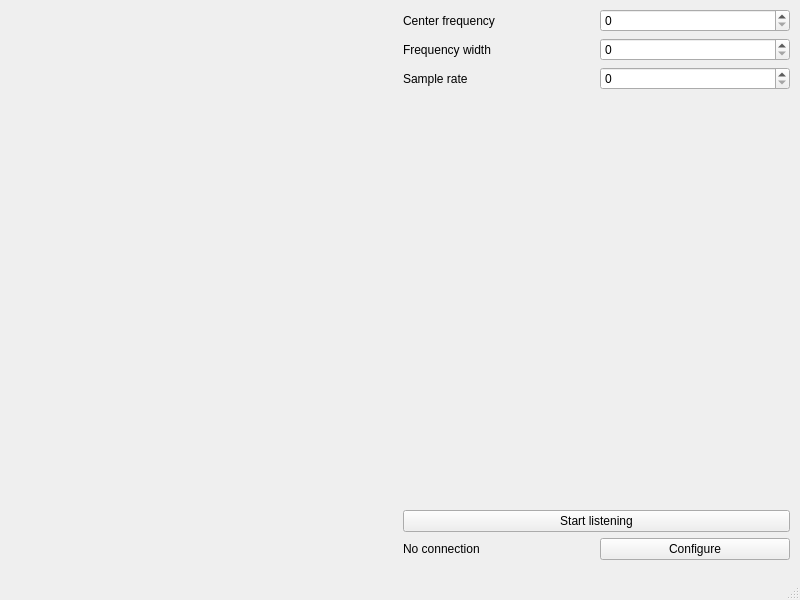
Pohvalister/SDR_Transfer, file client/mainwindow.ui: the form before one commit.
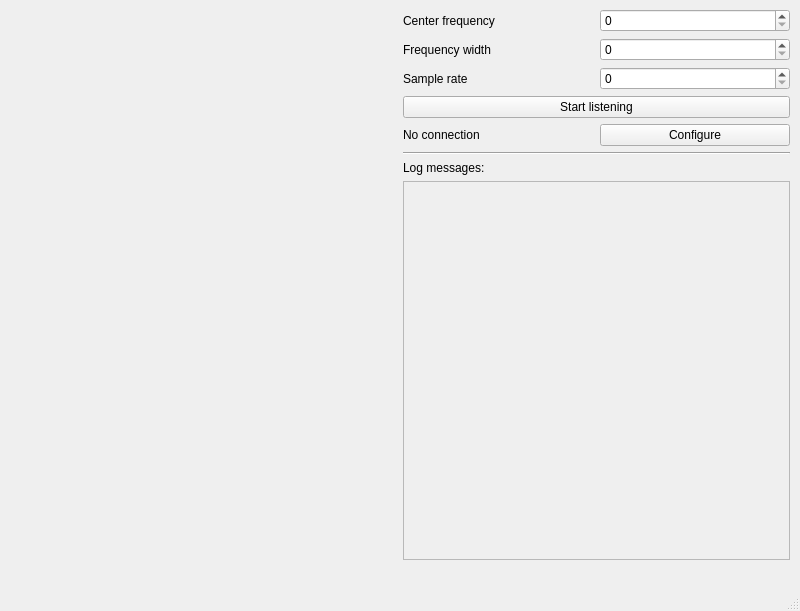
The form after the commit. Custom widgets are drawn as their Qt base class.

```diff
--- a/client/mainwindow.ui
+++ b/client/mainwindow.ui
@@ -7,7 +7,7 @@
     <x>0</x>
     <y>0</y>
     <width>800</width>
-    <height>600</height>
+    <height>611</height>
    </rect>
   </property>
   <property name="windowTitle">
@@ -27,7 +27,7 @@
      <item>
       <layout class="QVBoxLayout" name="verticalLayout_3">
        <item>
-        <widget class="QCustomPlot" name="widget" native="true"/>
+        <widget class="QCustomPlot" name="MainPlot" native="true"/>
        </item>
       </layout>
      </item>
@@ -79,19 +79,6 @@
          </item>
         </layout>
        </item>
-       <item>
-        <spacer name="verticalSpacer">
-         <property name="orientation">
-          <enum>Qt::Vertical</enum>
-         </property>
-         <property name="sizeHint" stdset="0">
-          <size>
-           <width>20</width>
-           <height>40</height>
-          </size>
-         </property>
-        </spacer>
-       </item>
        <item>
         <widget class="QPushButton" name="BroadcastButton">
          <property name="text">
@@ -117,6 +104,47 @@
          </item>
         </layout>
        </item>
+       <item>
+        <layout class="QVBoxLayout" name="verticalLayout_8">
+         <item>
+          <widget class="Line" name="line">
+           <property name="orientation">
+            <enum>Qt::Horizontal</enum>
+           </property>
+          </widget>
+         </item>
+         <item>
+          <widget class="QLabel" name="label_4">
+           <property name="text">
+            <string>Log messages:</string>
+           </property>
+          </widget>
+         </item>
+         <item>
+          <widget class="QScrollArea" name="LogScrollArea">
+           <property name="sizePolicy">
+            <sizepolicy hsizetype="Preferred" vsizetype="Expanding">
+             <horstretch>10</horstretch>
+             <verstretch>0</verstretch>
+            </sizepolicy>
+           </property>
+           <property name="widgetResizable">
+            <bool>true</bool>
+           </property>
+           <widget class="QWidget" name="widget">
+            <property name="geometry">
+             <rect>
+              <x>0</x>
+              <y>0</y>
+              <width>380</width>
+              <height>343</height>
+             </rect>
+            </property>
+           </widget>
+          </widget>
+         </item>
+        </layout>
+       </item>
       </layout>
      </item>
     </layout>
```
Left out of the diff: 2 changed lines with no effect on the pictures.
